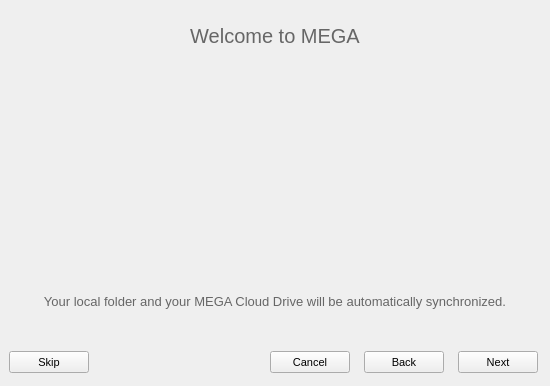
This is src/MEGASync/gui/macx/SetupWizard.ui in meganz/MEGAsync as Qt 5 draws it before an edit. The edited form follows.
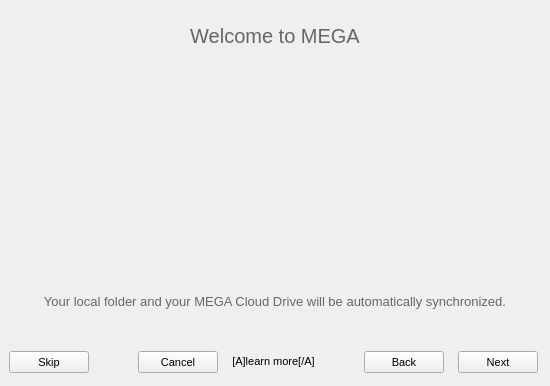
This is the edited form. Icons and pictures are not drawn.

Diff of the .ui file:
```diff
--- a/src/MEGASync/gui/macx/SetupWizard.ui
+++ b/src/MEGASync/gui/macx/SetupWizard.ui
@@ -1644,6 +1644,41 @@
         </property>
        </widget>
       </item>
+      <item>
+       <widget class="QLabel" name="lLearnMore">
+        <property name="sizePolicy">
+         <sizepolicy hsizetype="MinimumExpanding" vsizetype="Preferred">
+          <horstretch>0</horstretch>
+          <verstretch>0</verstretch>
+         </sizepolicy>
+        </property>
+        <property name="text">
+         <string>[A]learn more[/A]</string>
+        </property>
+        <property name="textFormat">
+         <enum>Qt::RichText</enum>
+        </property>
+        <property name="alignment">
+         <set>Qt::AlignCenter</set>
+        </property>
+        <property name="openExternalLinks">
+         <bool>true</bool>
+        </property>
+       </widget>
+      </item>
+      <item>
+       <spacer name="hsButtonsRight">
+        <property name="orientation">
+         <enum>Qt::Horizontal</enum>
+        </property>
+        <property name="sizeHint" stdset="0">
+         <size>
+          <width>40</width>
+          <height>20</height>
+         </size>
+        </property>
+       </spacer>
+      </item>
       <item>
        <widget class="QPushButton" name="bBack">
         <property name="text">
```
